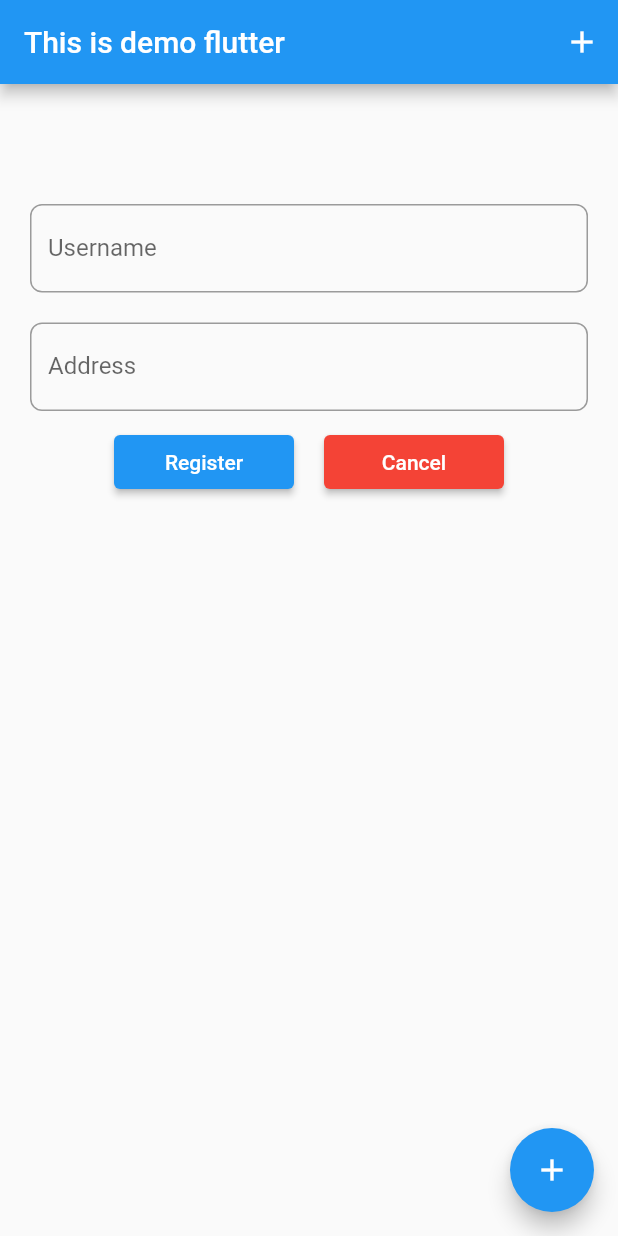
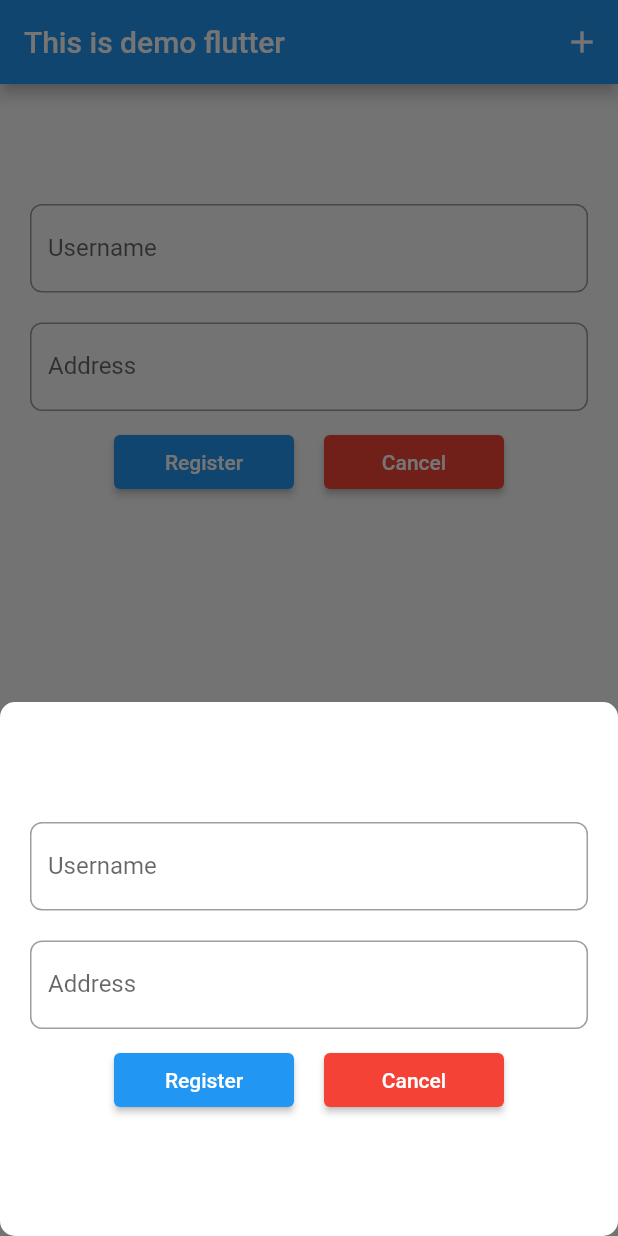
Before and after one commit to NamTranDinh/FlutterFresher, a Flutter app: the screen it shows after launch, after a tap on the "add" icon, on a phone screen of 412 x 824 dp. Run offline on Flutter 3.47's test engine with Material 2 defaults, Android fonts, the phone set to English and light mode, and no system bars; our stand-ins replace date_format, toast.

Commit message:
ListUserWidget.dart : ModalBottomSheet + Float 'ModalBottomSheet' on the keyboard

```diff
--- a/lib/Form/ListUserWidget.dart
+++ b/lib/Form/ListUserWidget.dart
@@ -9,14 +9,13 @@ class ListUserWidget extends StatelessWidget {
   const ListUserWidget({super.key, required this.lisUser});
 
   ListView _listWidgetUser() {
-    var index = 0;
     return ListView.builder(
         itemCount: lisUser.length,
         itemBuilder: (context, index) {
           return Card(
             shape:
                 RoundedRectangleBorder(borderRadius: BorderRadius.circular(8)),
-            color: (index % 2 == 0) ? Colors.pinkAccent : Colors.green,
+            color: (index % 2 == 0) ? Colors.blue : Colors.green,
             elevation: 10,
             child: ListTile(
               leading: const Icon(Icons.ac_unit, color: Colors.white),
--- a/lib/Form/RegisterForm.dart
+++ b/lib/Form/RegisterForm.dart
@@ -1,5 +1,6 @@
 import 'package:demo_app/Form/ListUserWidget.dart';
 import 'package:flutter/material.dart';
+import 'package:intl/intl.dart';
 import 'UserModel.dart';
 import 'package:toast/toast.dart';
 
@@ -12,23 +13,15 @@ class _RegisterFormState extends State<RegisterForm> {
   late UserModel _model = UserModel(username: '', address: '');
   final List<UserModel> _lisUsers = <UserModel>[];
 
-  final GlobalKey<ScaffoldMessengerState> _scaffoldMessengerKey =
-      GlobalKey<ScaffoldMessengerState>();
-
   final _UserNameController = TextEditingController();
   final _AddressController = TextEditingController();
 
   @override
   Widget build(BuildContext context) {
-    ToastContext().init(context);
-    return MaterialApp(
-      title: 'This is register form',
-      home: Scaffold(
+    return Scaffold(
       floatingActionButton: FloatingActionButton(
         onPressed: () {
-            setState(() {
-              addUser();
-            });
+          onShowModalBottomSheet();
         },
         child: const Icon(Icons.add),
       ),
@@ -37,19 +30,117 @@ class _RegisterFormState extends State<RegisterForm> {
         actions: [
           IconButton(
               onPressed: () {
-                  setState(() {
-                    addUser();
-                  });
+                onShowModalBottomSheet();
               },
               icon: const Icon(Icons.add))
         ],
       ),
-        key: _scaffoldMessengerKey,
       body: SafeArea(
           minimum: const EdgeInsets.only(left: 20, right: 20),
           child: SingleChildScrollView(
             child: Column(
               mainAxisAlignment: MainAxisAlignment.start,
+              children: [
+                Container(
+                    margin: const EdgeInsets.only(
+                        top: 80, left: 0, bottom: 10, right: 00),
+                    child: TextField(
+                      controller: _UserNameController,
+                      onChanged: (value) => setState(() {
+                        _model.username = value;
+                      }),
+                      decoration: const InputDecoration(
+                        labelText: 'Username',
+                        border: OutlineInputBorder(
+                            borderRadius: BorderRadius.all(Radius.circular(8))),
+                      ),
+                    )),
+                Container(
+                    margin: const EdgeInsets.only(
+                        top: 10, left: 0, bottom: 10, right: 0),
+                    child: TextField(
+                      controller: _AddressController,
+                      onChanged: (value) => setState(() {
+                        _model.address = value;
+                      }),
+                      decoration: const InputDecoration(
+                        labelText: 'Address',
+                        border: OutlineInputBorder(
+                            borderRadius: BorderRadius.all(Radius.circular(8))),
+                      ),
+                    )),
+                Row(
+                  mainAxisAlignment: MainAxisAlignment.center,
+                  children: [
+                    Container(
+                      margin: const EdgeInsets.symmetric(horizontal: 10),
+                      child: ElevatedButton(
+                        style: ElevatedButton.styleFrom(
+                            fixedSize: const Size.fromWidth(120)),
+                        onPressed: () {
+                          setState(() {
+                            addUser();
+                          });
+                        },
+                        child: const Text('Register'),
+                      ),
+                    ),
+                    Container(
+                      margin: const EdgeInsets.symmetric(horizontal: 10),
+                      child: ElevatedButton(
+                        style: ElevatedButton.styleFrom(
+                            backgroundColor: Colors.red,
+                            fixedSize: const Size.fromWidth(120)),
+                        onPressed: () {resetInput();},
+                        child: const Text('Cancel'),
+                      ),
+                    ),
+                  ],
+                ),
+                Container(
+                    margin: const EdgeInsets.only(
+                        top: 30, left: 0, right: 0, bottom: 0),
+                    child: ListUserWidget(lisUser: _lisUsers)),
+              ],
+            ),
+          )),
+    );
+  }
+
+  void addUser() {
+    if (_model.address.isEmpty && _model.address.isEmpty) {
+      return;
+    }
+    _lisUsers.add(_model);
+    resetInput();
+  }
+
+  void resetInput(){
+    _model = UserModel(username: '', address: '');
+    _UserNameController.text = '';
+    _AddressController.text = '';
+  }
+
+  void showToast(String msg, {int? duration, int? gravity}) {
+    Toast.show(msg, duration: duration, gravity: gravity);
+  }
+
+  void onShowModalBottomSheet() {
+    showModalBottomSheet(
+        backgroundColor: Colors.white,
+        shape: RoundedRectangleBorder(
+          borderRadius: BorderRadius.circular(10.0),
+        ),
+        isScrollControlled: true,
+        context: context,
+        builder: (context) {
+          return SafeArea(
+            minimum: const EdgeInsets.symmetric(horizontal: 20),
+            child: SingleChildScrollView(
+                child: Padding(
+              padding: EdgeInsets.only(
+                  bottom: MediaQuery.of(context).viewInsets.bottom),
+              child: Wrap(
                 children: [
                   Container(
                       margin: const EdgeInsets.only(
@@ -81,7 +172,9 @@ class _RegisterFormState extends State<RegisterForm> {
                                   BorderRadius.all(Radius.circular(8))),
                         ),
                       )),
-                  Row(
+                  Container(
+                    padding: const EdgeInsets.only(bottom: 80),
+                    child: Row(
                       mainAxisAlignment: MainAxisAlignment.center,
                       children: [
                         Container(
@@ -93,6 +186,7 @@ class _RegisterFormState extends State<RegisterForm> {
                               setState(() {
                                 addUser();
                               });
+                              Navigator.of(context).pop();
                             },
                             child: const Text('Register'),
                           ),
@@ -103,36 +197,26 @@ class _RegisterFormState extends State<RegisterForm> {
                             style: ElevatedButton.styleFrom(
                                 backgroundColor: Colors.red,
                                 fixedSize: const Size.fromWidth(120)),
-                          onPressed: () {},
+                            onPressed: () {
+                              resetInput();
+                              Navigator.of(context).pop();
+                            },
                             child: const Text('Cancel'),
                           ),
                         ),
                       ],
                     ),
-                  Container(
-                      margin: const EdgeInsets.only(
-                          top: 30, left: 0, right: 0, bottom: 0),
-                      child: ListUserWidget(lisUser: _lisUsers)),
+                  ),
                 ],
               ),
             )),
-      ),
           );
+        });
+  }
 }
 
-  void addUser() {
-    if (_model.address.isEmpty && _model.address.isEmpty) {
-      return;
-    }
-    _lisUsers.add(_model);
-    _model = UserModel(username: '', address: '');
-    _UserNameController.text = '';
-    _AddressController.text = '';
-  }
+void hideKeyBoard(){
 
-  void showToast(String msg, {int? duration, int? gravity}) {
-    Toast.show(msg, duration: duration, gravity: gravity);
-  }
 }
 
 String getListUsers(List<UserModel> list) {
--- a/lib/main.dart
+++ b/lib/main.dart
@@ -1,4 +1,3 @@
-import 'package:flutter/cupertino.dart';
 import 'package:flutter/material.dart';
 import 'DateTimeCLass.dart';
 import 'Form/RegisterForm.dart';
@@ -6,6 +5,9 @@ import 'TextField.dart';
 
 void main() {
   runApp(
-      RegisterForm()
+      MaterialApp(
+        title: 'This is demo Flutter',
+        home: RegisterForm(),
+      )
   );
 }
```
Lines whose indentation alone changed are shown as unchanged.
